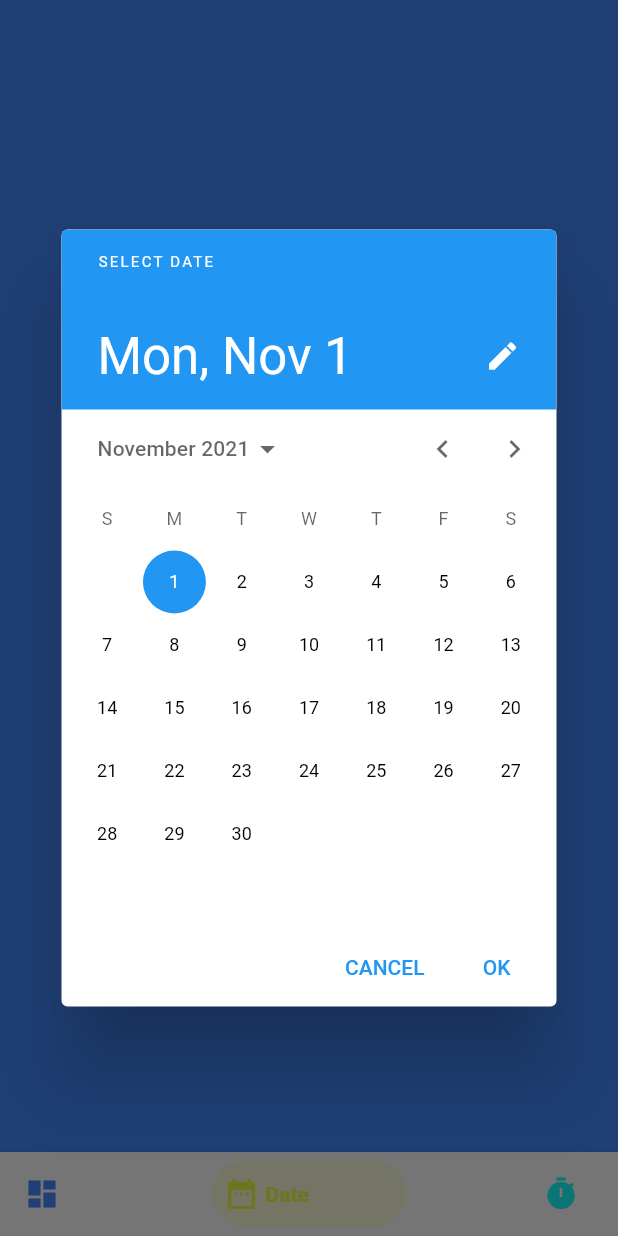
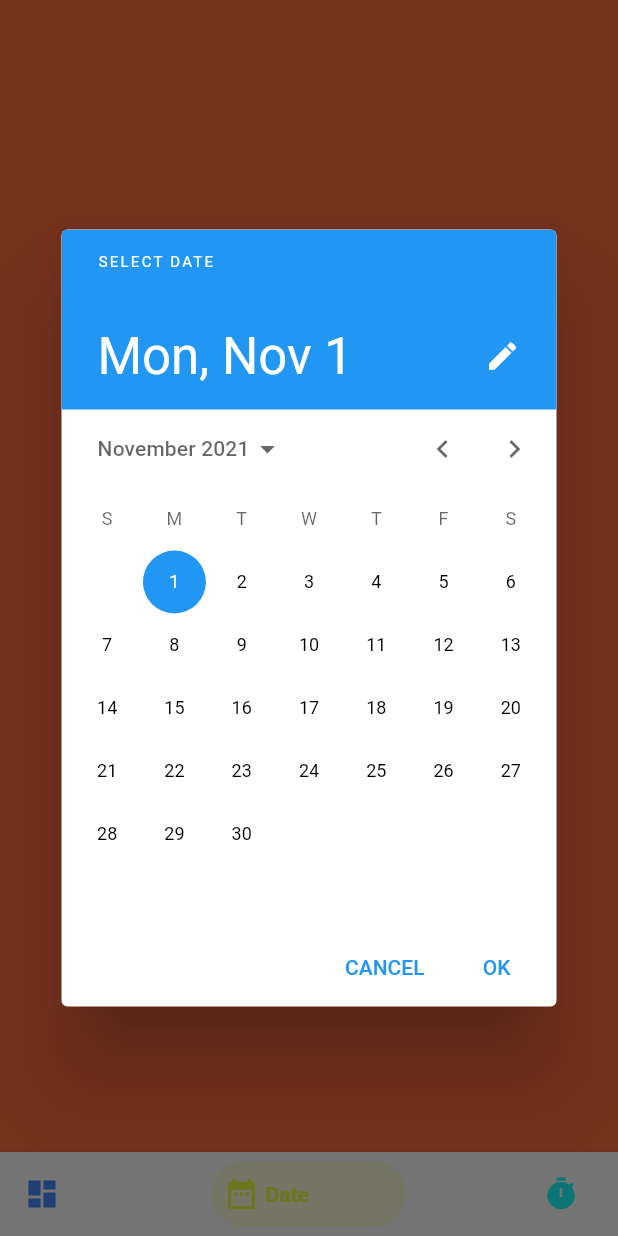
Before and after one commit to mrbagja20/mochamadrizkysubagja_19552011322, a Flutter app: the screen it shows after launch, item 2 of the bottom bar chosen, after a tap on "Date Picker", on a phone screen of 412 x 824 dp. Run offline on Flutter 3.47's test engine with Material 2 defaults, Android fonts, the light colour scheme and no system bars; drawn by our look-alikes of bottom_navy_bar.

Commit message:
no message

```diff
--- a/lib/date.dart
+++ b/lib/date.dart
@@ -15,7 +15,7 @@ class _DatePageState extends State<DatePage> {
   @override
   Widget build(BuildContext context) {
     return Scaffold(
-      backgroundColor: Colors.blueAccent,
+      backgroundColor: Colors.deepOrangeAccent,
       body: Center(
           child: Column(
         mainAxisAlignment: MainAxisAlignment.center,
@@ -23,9 +23,8 @@ class _DatePageState extends State<DatePage> {
         children: [
           ElevatedButton(
             style: ElevatedButton.styleFrom(
-              primary: Colors.white,
-              onPrimary: Colors.orangeAccent,
-            ),
+                onPrimary: Colors.yellowAccent,
+                textStyle: TextStyle(fontSize: 20)),
             onPressed: () {
               _getDate(context);
             },
@@ -35,8 +34,8 @@ class _DatePageState extends State<DatePage> {
             height: 25,
           ),
           Text(
-            'Data value : ' + _dateFormat.format(_selectedDate),
-            style: TextStyle(color: Colors.redAccent),
+            'Date Now : ' + _dateFormat.format(_selectedDate),
+            style: TextStyle(color: Colors.blue),
           )
         ],
       )),
--- a/lib/time.dart
+++ b/lib/time.dart
@@ -20,7 +20,9 @@ class _TimePageState extends State<TimePage> {
           crossAxisAlignment: CrossAxisAlignment.center,
           children: [
             ElevatedButton(
-              style: ElevatedButton.styleFrom(),
+              style: ElevatedButton.styleFrom(
+                  onPrimary: Colors.yellowAccent,
+                  textStyle: TextStyle(fontSize: 20)),
               onPressed: () {
                 _getTime(context);
               },
@@ -30,7 +32,7 @@ class _TimePageState extends State<TimePage> {
               height: 25,
             ),
             Text(
-              'Date value : ' + _selectedTime.format(context),
+              'Time value : ' + _selectedTime.format(context),
               style: TextStyle(color: Colors.redAccent),
             ),
           ],
```
